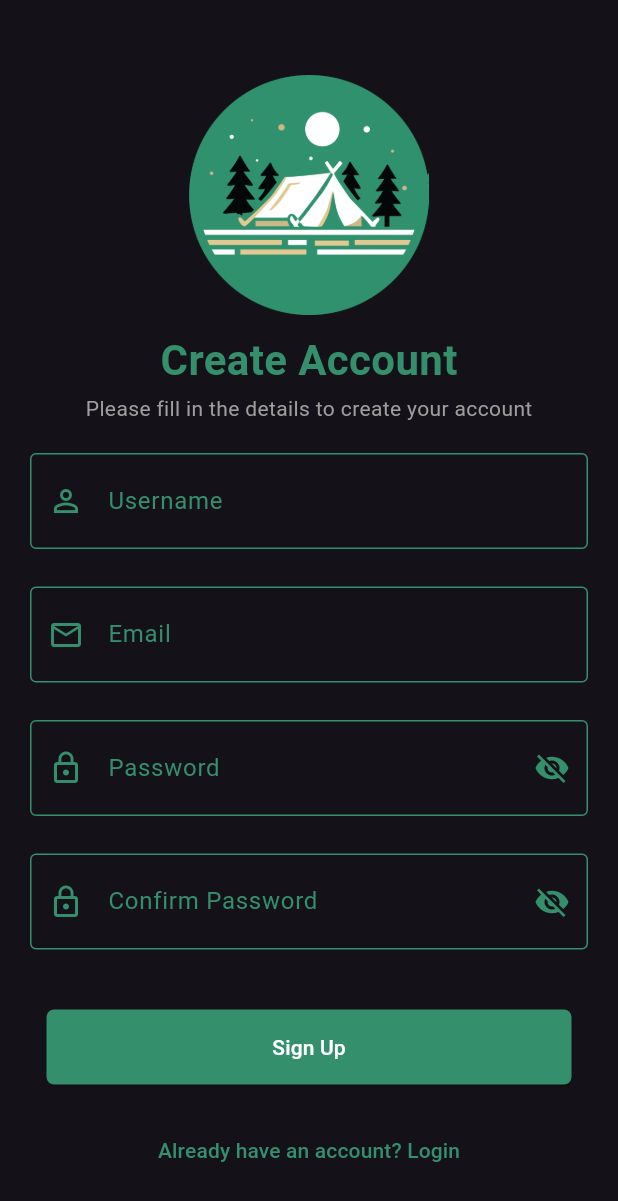
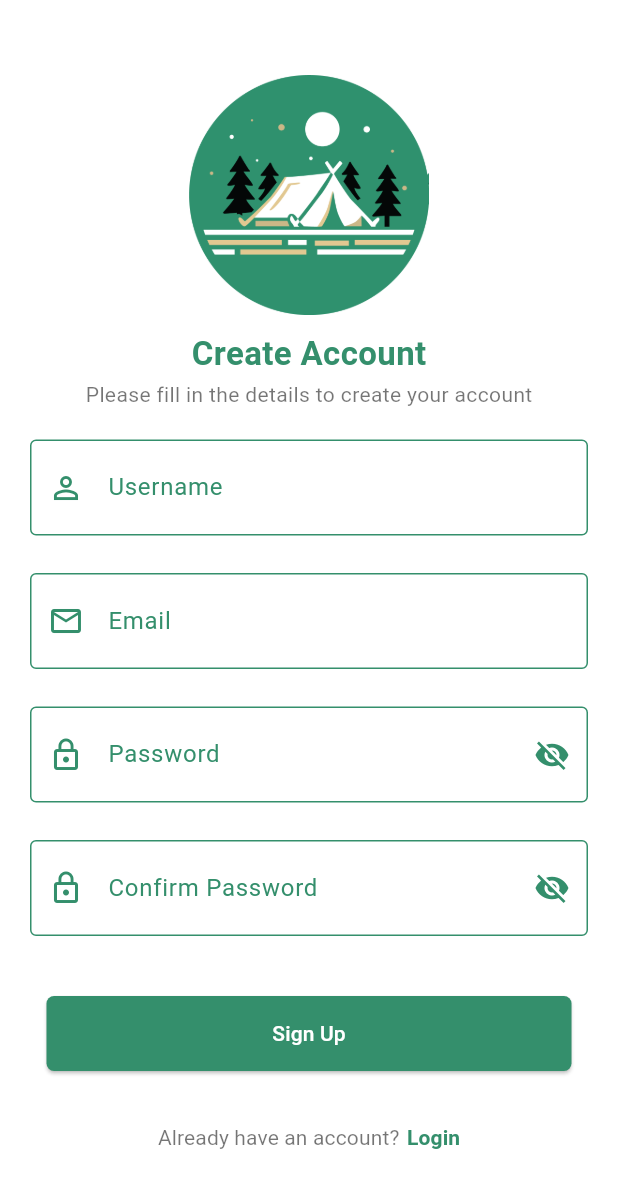
Before and after one commit to abdGhost/rwa_tracker_new_v2, a Flutter app: the SignUpScreen screen opened directly, on a phone screen of 412 x 824 dp. Shown: the top 1201 px of the screen. Run offline on Flutter 3.47's test engine with Material 3 defaults, Android fonts, the phone set to English and light mode, and no system bars; our stand-ins replace carousel_slider, fl_chart, font_awesome_flutter, google_fonts, logger, shared_preferences and 1 more; accounts and stored records are empty.

Commit message:
changed style of login and signup screen

```diff
--- a/lib/screens/signup_screen.dart
+++ b/lib/screens/signup_screen.dart
@@ -138,6 +138,7 @@
   @override
   Widget build(BuildContext context) {
     return Scaffold(
+      backgroundColor: Colors.white,
       body: SingleChildScrollView(
         child: Center(
           child: Form(
@@ -159,7 +160,7 @@
                   Text(
                     'Create Account',
                     style: GoogleFonts.roboto(
-                      fontSize: 28,
+                      fontSize: 22,
                       fontWeight: FontWeight.bold,
                       color: secondaryColor, // Use the color here
                     ),
@@ -170,9 +171,9 @@
                   Text(
                     'Please fill in the details to create your account',
                     style: GoogleFonts.roboto(
+                      fontWeight: FontWeight.w400,
                       fontSize: 14,
-                      fontWeight: FontWeight.w400,
-                      color: Colors.grey,
+                      color: Colors.black54,
                     ),
                   ),
                   const SizedBox(
@@ -198,9 +199,12 @@
                         color: secondaryColor,
                       ),
                     ),
+                    style: const TextStyle(
+                        color:
+                            Colors.black54), // Change input text color to gray
                     validator: (value) {
                       if (value == null || value.trim().isEmpty) {
-                        return " Please enter a valid username";
+                        return "Please enter a valid username";
                       }
                       return null;
                     },
@@ -231,11 +235,14 @@
                         color: secondaryColor,
                       ),
                     ),
+                    style: const TextStyle(
+                        color:
+                            Colors.black54), // Change input text color to gray
                     validator: (value) {
                       if (value == null ||
                           value.trim().isEmpty ||
                           !value.contains('@')) {
-                        return " Please enter a valid email address";
+                        return "Please enter a valid email address";
                       }
                       return null;
                     },
@@ -284,6 +291,9 @@
                               ),
                       ),
                     ),
+                    style: const TextStyle(
+                        color:
+                            Colors.black54), // Change input text color to gray
                     validator: (value) {
                       if (value == null ||
                           value.trim().isEmpty ||
@@ -337,6 +347,9 @@
                               ),
                       ),
                     ),
+                    style: const TextStyle(
+                        color:
+                            Colors.black54), // Change input text color to gray
                     validator: (value) {
                       if (value == null ||
                           value.trim().isEmpty ||
@@ -391,13 +404,29 @@
                         }),
                       );
                     },
-                    child: Text(
-                      'Already have an account? Login',
-                      style: GoogleFonts.roboto(
-                        fontWeight: FontWeight.w500,
-                        fontSize: 14,
-                        color: secondaryColor, // Use the color here
-                      ),
+                    child: Row(
+                      mainAxisAlignment: MainAxisAlignment.center,
+                      children: [
+                        Text(
+                          'Already have an account?',
+                          style: GoogleFonts.roboto(
+                            fontWeight: FontWeight.w400,
+                            fontSize: 14,
+                            color: Colors.black54, // Use the color here
+                          ),
+                        ),
+                        SizedBox(
+                          width: 5,
+                        ),
+                        Text(
+                          'Login',
+                          style: GoogleFonts.roboto(
+                            fontWeight: FontWeight.w600,
+                            fontSize: 14,
+                            color: secondaryColor, // Use the color here
+                          ),
+                        ),
+                      ],
                     ),
                   ),
                 ],
```
Also changed, not shown: lib/screens/login_screen.dart (+39 -5 lines).
